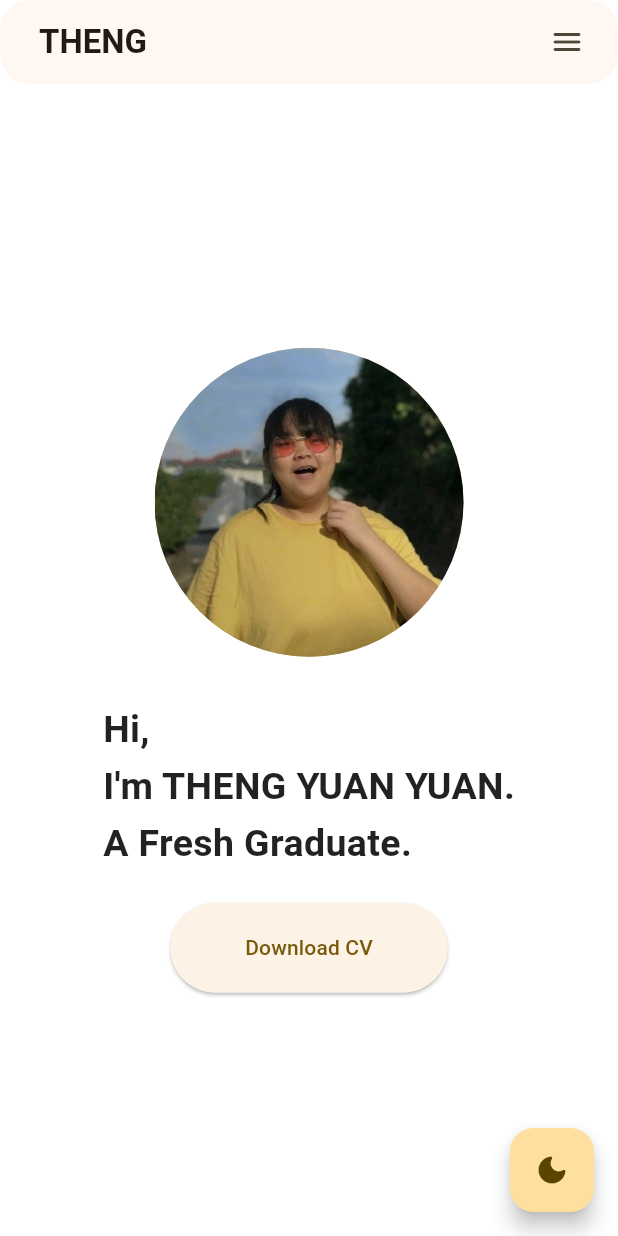
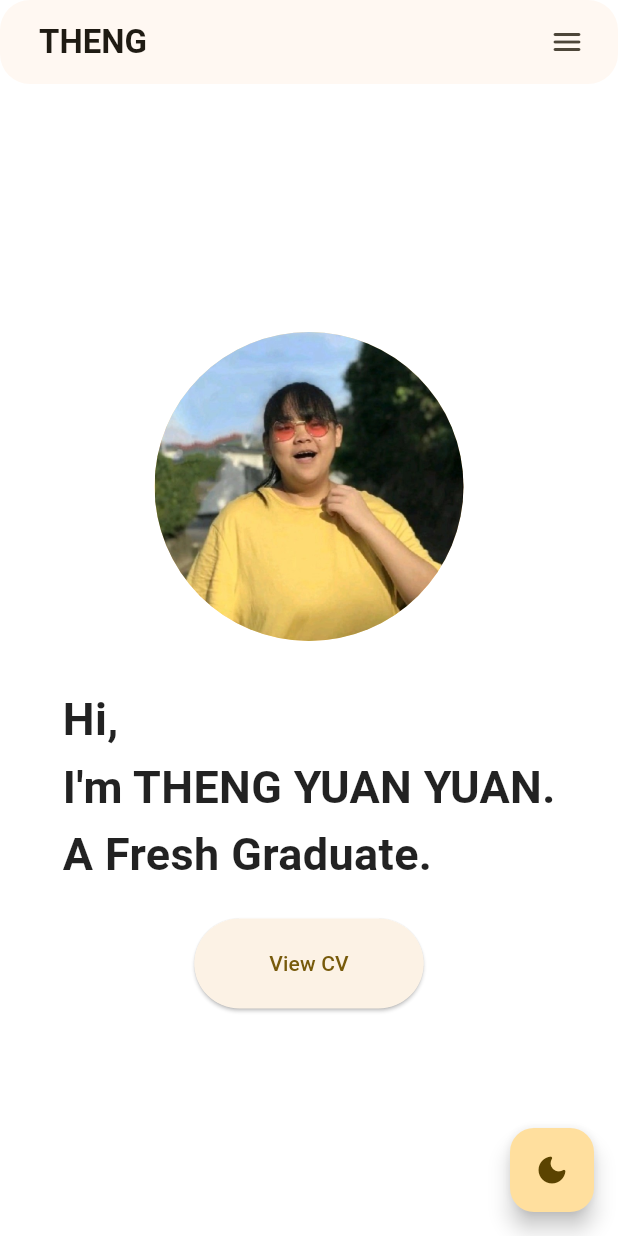
Before and after one commit to thengyuanyuan/my_portfolio, a Flutter app: the screen it shows after launch, on a phone screen of 412 x 824 dp. Run offline on Flutter 3.47's test engine with Material 3 defaults, Android fonts, the phone set to English and light mode, and no system bars; our stand-ins replace carousel_slider, font_awesome_flutter, photo_view, responsive_builder; missing offline and left inert: dart:html, dart:js, flutter_devicon, pdfx.

Commit message:
fix downloadFile problem

```diff
--- a/lib/styles/styles.dart
+++ b/lib/styles/styles.dart
@@ -11,3 +11,9 @@ ButtonStyle kButtonStyle = ElevatedButton.styleFrom(
     horizontal: 50,
   ),
 );
+
+TextStyle kIntroductionTextStyle = const TextStyle(
+  fontSize: 30.0,
+  height: 1.5,
+  fontWeight: FontWeight.w600,
+);
--- /dev/null
+++ b/lib/widgets/animated_role_text.dart
@@ -0,0 +1,22 @@
+import 'package:flutter/material.dart';
+
+import '../styles/styles.dart';
+
+class AnimatedRoleText extends StatelessWidget {
+  final List<String> textList;
+
+  const AnimatedRoleText({
+    super.key,
+    required this.textList,
+  });
+
+  // TODO: Animated Text for Roles
+
+  @override
+  Widget build(BuildContext context) {
+    return Text(
+      "Hi,\nI'm THENG YUAN YUAN.\n${textList.first}.",
+      style: kIntroductionTextStyle,
+    );
+  }
+}
--- a/lib/widgets/main_section/main_mobile.dart
+++ b/lib/widgets/main_section/main_mobile.dart
@@ -2,12 +2,16 @@ import 'package:flutter/material.dart';
 import 'package:my_portfolio/constants/assets.dart';
 
 import '../../styles/styles.dart';
+import '../animated_role_text.dart';
 
 class MainMobile extends StatelessWidget {
   const MainMobile({
     super.key,
     this.onButtonTap,
+    required this.roles,
   });
+
+  final List<String> roles;
 
   final VoidCallback? onButtonTap;
 
@@ -21,37 +25,21 @@ class MainMobile extends StatelessWidget {
         mainAxisAlignment: MainAxisAlignment.center,
         // crossAxisAlignment: CrossAxisAlignment.start,
         children: [
-          ShaderMask(
-            shaderCallback: (bounds) {
-              return LinearGradient(colors: [
-                Colors.black.withOpacity(0.3),
-                Colors.black.withOpacity(0.1),
-              ]).createShader(bounds);
-            },
-            blendMode: BlendMode.srcATop,
-            child: CircleAvatar(
-              foregroundImage: const AssetImage(profilePath),
-              radius: MediaQuery.sizeOf(context).width * 0.25,
-            ),
+          CircleAvatar(
+            foregroundImage: const AssetImage(profilePath),
+            radius: MediaQuery.sizeOf(context).width * 0.25,
           ),
           const SizedBox(
             height: 30,
           ),
-          const Text(
-            "Hi,\nI'm THENG YUAN YUAN.\nA Fresh Graduate.",
-            // TODO: Animated text to change the role
-            style: TextStyle(
-              fontSize: 25.0,
-              height: 1.5,
-              fontWeight: FontWeight.w600,
-              // color: CustomColor.whitePrimary,
-            ),
+          AnimatedRoleText(
+            textList: roles,
           ),
           const SizedBox(height: 20),
           ElevatedButton(
             onPressed: onButtonTap,
             style: kButtonStyle,
-            child: const Text('Download CV'),
+            child: const Text('View CV'),
           ),
         ],
       ),
--- a/lib/widgets/main_section/main_section.dart
+++ b/lib/widgets/main_section/main_section.dart
@@ -1,24 +1,34 @@
+import 'dart:html' as html;
+
 import 'package:flutter/material.dart';
-import 'package:my_portfolio/widgets/main_section/main_desktop.dart';
-import 'package:my_portfolio/widgets/main_section/main_mobile.dart';
 import 'package:responsive_builder/responsive_builder.dart';
 
+import '../../widgets/main_section/main_desktop.dart';
+import '../../widgets/main_section/main_mobile.dart';
+import '../../constants/assets.dart';
+import '../../utils/pdf_view_dialog.dart';
+
 class MainSection extends StatelessWidget {
-  const MainSection({
+  MainSection({
     super.key,
-    this.onButtonTap,
   });
 
-  final VoidCallback? onButtonTap;
+  final List<String> roles = [
+    "A Fresh Graduate",
+    "A Flutter Developer",
+    "A Software Engineer",
+  ];
 
   @override
   Widget build(BuildContext context) {
     return ScreenTypeLayout.builder(
       tablet: (BuildContext context) => MainDesktop(
-        onButtonTap: onButtonTap,
+        onButtonTap: () => html.window.open(cvFilePath, "thengyuanyuan_cv.pdf"),
+        roles: roles,
       ),
       mobile: (BuildContext context) => MainMobile(
-        onButtonTap: onButtonTap,
+        onButtonTap: () => html.window.open(cvFilePath, "thengyuanyuan_cv.pdf"),
+        roles: roles,
       ),
     );
   }
--- a/lib/widgets/projects_section/project_slider.dart
+++ b/lib/widgets/projects_section/project_slider.dart
@@ -42,7 +42,7 @@ class _ProjectSliderState extends State<ProjectSlider> {
               (BuildContext context, int itemIndex, int pageViewIndex) {
             projectItemsList.sort((a, b) => b.date.compareTo(a.date));
             // Project Card
-            return ProjectCardWidget(
+            return ProjectCard(
               projectModel: projectItemsList[itemIndex],
             );
           },
--- a/pubspec.yaml
+++ b/pubspec.yaml
@@ -16,7 +16,8 @@ dependencies:
   intl: ^0.19.0
   carousel_slider: ^4.2.1
   font_awesome_flutter: ^10.7.0
-  photo_view: ^0.15.0
+  photo_view: ^0.14.0
+  pdfx: ^2.6.0
   # url_launcher: ^6.2.6
 
 dev_dependencies:
```
Also changed, not shown: lib/pages/home_page.dart (+1 -10 lines), lib/utils/pdf_view_dialog.dart (added, +57 -0 lines), lib/widgets/main_section/main_desktop.dart (+6 -9 lines), lib/widgets/projects_section/project_card.dart (+17 -13 lines), pubspec.lock, 6 other files.
